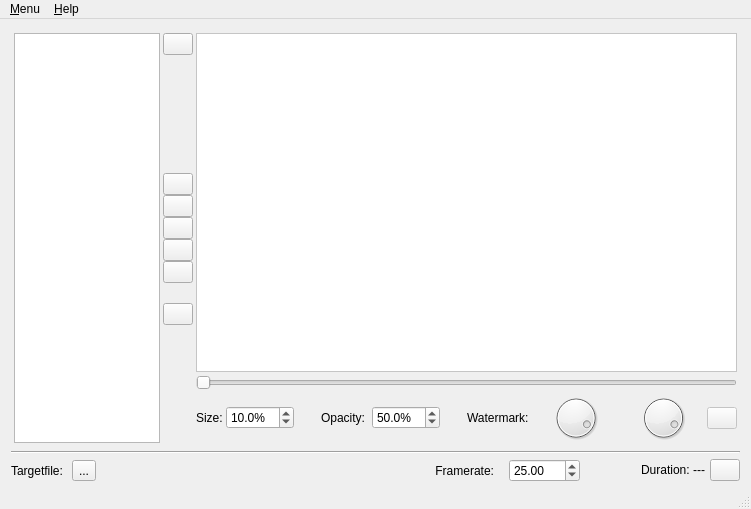
First picture: the form in src/mainwindow.ui, repository wookenny/frameboy, before the edit.
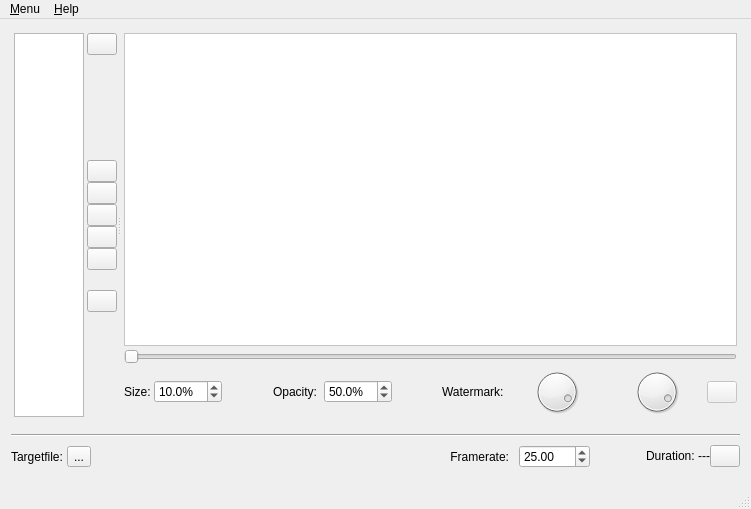
Second picture: the form after the edit. Icons and pictures are not drawn. Custom widgets are drawn as their Qt base class.

Commit message: removed use of std::string, cleaner thread usage while writing video

The edit to the form file:
```diff
--- a/src/mainwindow.ui
+++ b/src/mainwindow.ui
@@ -21,16 +21,12 @@
    <double>1.000000000000000</double>
   </property>
   <widget class="QWidget" name="centralWidget">
-   <layout class="QVBoxLayout" name="verticalLayout_2">
-    <property name="bottomMargin">
-     <number>0</number>
-    </property>
-    <item>
      <layout class="QGridLayout" name="gridLayout">
-      <property name="spacing">
-       <number>0</number>
-      </property>
       <item row="0" column="0">
+     <widget class="QSplitter" name="splitter">
+      <property name="orientation">
+       <enum>Qt::Horizontal</enum>
+      </property>
        <widget class="QWidget" name="imageWidget" native="true">
         <property name="sizePolicy">
          <sizepolicy hsizetype="Preferred" vsizetype="Preferred">
@@ -302,148 +298,6 @@
          </item>
         </layout>
        </widget>
-      </item>
-      <item row="2" column="0" colspan="3">
-       <widget class="QWidget" name="settingsWidget" native="true">
-        <layout class="QGridLayout" name="gridLayout_3">
-         <property name="leftMargin">
-          <number>0</number>
-         </property>
-         <property name="topMargin">
-          <number>5</number>
-         </property>
-         <property name="rightMargin">
-          <number>0</number>
-         </property>
-         <property name="bottomMargin">
-          <number>5</number>
-         </property>
-         <property name="spacing">
-          <number>5</number>
-         </property>
-         <item row="1" column="5">
-          <widget class="QPushButton" name="convertVideo_button">
-           <property name="maximumSize">
-            <size>
-             <width>30</width>
-             <height>16777215</height>
-            </size>
-           </property>
-           <property name="toolTip">
-            <string>write video from image sequence</string>
-           </property>
-           <property name="text">
-            <string/>
-           </property>
-           <property name="icon">
-            <iconset resource="../icons.qrc">
-             <normaloff>:/icons/media-playback-start.png</normaloff>:/icons/media-playback-start.png</iconset>
-           </property>
-           <property name="iconSize">
-            <size>
-             <width>16</width>
-             <height>16</height>
-            </size>
-           </property>
-           <property name="flat">
-            <bool>false</bool>
-           </property>
-          </widget>
-         </item>
-         <item row="1" column="1">
-          <widget class="QToolButton" name="destination_button">
-           <property name="toolTip">
-            <string>select a path for the target videofile</string>
-           </property>
-           <property name="text">
-            <string>...</string>
-           </property>
-          </widget>
-         </item>
-         <item row="1" column="2">
-          <widget class="QLabel" name="labelFramerate">
-           <property name="sizePolicy">
-            <sizepolicy hsizetype="Preferred" vsizetype="Preferred">
-             <horstretch>1</horstretch>
-             <verstretch>0</verstretch>
-            </sizepolicy>
-           </property>
-           <property name="layoutDirection">
-            <enum>Qt::LeftToRight</enum>
-           </property>
-           <property name="text">
-            <string>Framerate:   </string>
-           </property>
-           <property name="alignment">
-            <set>Qt::AlignRight|Qt::AlignTrailing|Qt::AlignVCenter</set>
-           </property>
-          </widget>
-         </item>
-         <item row="1" column="4">
-          <widget class="QLabel" name="labelDuration">
-           <property name="sizePolicy">
-            <sizepolicy hsizetype="Fixed" vsizetype="Fixed">
-             <horstretch>0</horstretch>
-             <verstretch>0</verstretch>
-            </sizepolicy>
-           </property>
-           <property name="minimumSize">
-            <size>
-             <width>120</width>
-             <height>0</height>
-            </size>
-           </property>
-           <property name="text">
-            <string>Duration: ---</string>
-           </property>
-           <property name="alignment">
-            <set>Qt::AlignRight|Qt::AlignTrailing|Qt::AlignVCenter</set>
-           </property>
-          </widget>
-         </item>
-         <item row="1" column="0">
-          <widget class="QLabel" name="labelTargetfile">
-           <property name="text">
-            <string>Targetfile: </string>
-           </property>
-          </widget>
-         </item>
-         <item row="0" column="0" colspan="6">
-          <widget class="Line" name="line">
-           <property name="orientation">
-            <enum>Qt::Horizontal</enum>
-           </property>
-          </widget>
-         </item>
-         <item row="1" column="3">
-          <widget class="QDoubleSpinBox" name="framerateSpinBox">
-           <property name="sizePolicy">
-            <sizepolicy hsizetype="Fixed" vsizetype="Fixed">
-             <horstretch>0</horstretch>
-             <verstretch>0</verstretch>
-            </sizepolicy>
-           </property>
-           <property name="maximumSize">
-            <size>
-             <width>75</width>
-             <height>16777215</height>
-            </size>
-           </property>
-           <property name="minimum">
-            <double>1.000000000000000</double>
-           </property>
-           <property name="maximum">
-            <double>1000.000000000000000</double>
-           </property>
-           <property name="value">
-            <double>25.000000000000000</double>
-           </property>
-          </widget>
-         </item>
-        </layout>
-       </widget>
-      </item>
-      <item row="0" column="2">
        <widget class="QWidget" name="PreviewWidget" native="true">
         <property name="sizePolicy">
          <sizepolicy hsizetype="Preferred" vsizetype="Preferred">
@@ -673,8 +527,153 @@
          </item>
         </layout>
        </widget>
-      </item>
-     </layout>
+     </widget>
+    </item>
+    <item row="1" column="0">
+     <widget class="QWidget" name="settingsWidget" native="true">
+      <property name="maximumSize">
+       <size>
+        <width>16777215</width>
+        <height>50</height>
+       </size>
+      </property>
+      <layout class="QGridLayout" name="gridLayout_3">
+       <property name="leftMargin">
+        <number>0</number>
+       </property>
+       <property name="topMargin">
+        <number>0</number>
+       </property>
+       <property name="rightMargin">
+        <number>0</number>
+       </property>
+       <property name="bottomMargin">
+        <number>0</number>
+       </property>
+       <property name="spacing">
+        <number>0</number>
+       </property>
+       <item row="1" column="5">
+        <widget class="QPushButton" name="convertVideo_button">
+         <property name="maximumSize">
+          <size>
+           <width>30</width>
+           <height>16777215</height>
+          </size>
+         </property>
+         <property name="toolTip">
+          <string>write video from image sequence</string>
+         </property>
+         <property name="text">
+          <string/>
+         </property>
+         <property name="icon">
+          <iconset resource="../icons.qrc">
+           <normaloff>:/icons/media-playback-start.png</normaloff>:/icons/media-playback-start.png</iconset>
+         </property>
+         <property name="iconSize">
+          <size>
+           <width>16</width>
+           <height>16</height>
+          </size>
+         </property>
+         <property name="flat">
+          <bool>false</bool>
+         </property>
+        </widget>
+       </item>
+       <item row="1" column="1">
+        <widget class="QToolButton" name="destination_button">
+         <property name="toolTip">
+          <string>select a path for the target videofile</string>
+         </property>
+         <property name="text">
+          <string>...</string>
+         </property>
+        </widget>
+       </item>
+       <item row="1" column="2">
+        <widget class="QLabel" name="labelFramerate">
+         <property name="sizePolicy">
+          <sizepolicy hsizetype="Preferred" vsizetype="Preferred">
+           <horstretch>1</horstretch>
+           <verstretch>0</verstretch>
+          </sizepolicy>
+         </property>
+         <property name="layoutDirection">
+          <enum>Qt::LeftToRight</enum>
+         </property>
+         <property name="text">
+          <string>Framerate:   </string>
+         </property>
+         <property name="alignment">
+          <set>Qt::AlignRight|Qt::AlignTrailing|Qt::AlignVCenter</set>
+         </property>
+        </widget>
+       </item>
+       <item row="1" column="4">
+        <widget class="QLabel" name="labelDuration">
+         <property name="sizePolicy">
+          <sizepolicy hsizetype="Fixed" vsizetype="Fixed">
+           <horstretch>0</horstretch>
+           <verstretch>0</verstretch>
+          </sizepolicy>
+         </property>
+         <property name="minimumSize">
+          <size>
+           <width>120</width>
+           <height>0</height>
+          </size>
+         </property>
+         <property name="text">
+          <string>Duration: ---</string>
+         </property>
+         <property name="alignment">
+          <set>Qt::AlignRight|Qt::AlignTrailing|Qt::AlignVCenter</set>
+         </property>
+        </widget>
+       </item>
+       <item row="1" column="0">
+        <widget class="QLabel" name="labelTargetfile">
+         <property name="text">
+          <string>Targetfile: </string>
+         </property>
+        </widget>
+       </item>
+       <item row="0" column="0" colspan="6">
+        <widget class="Line" name="line">
+         <property name="orientation">
+          <enum>Qt::Horizontal</enum>
+         </property>
+        </widget>
+       </item>
+       <item row="1" column="3">
+        <widget class="QDoubleSpinBox" name="framerateSpinBox">
+         <property name="sizePolicy">
+          <sizepolicy hsizetype="Fixed" vsizetype="Fixed">
+           <horstretch>0</horstretch>
+           <verstretch>0</verstretch>
+          </sizepolicy>
+         </property>
+         <property name="maximumSize">
+          <size>
+           <width>75</width>
+           <height>16777215</height>
+          </size>
+         </property>
+         <property name="minimum">
+          <double>1.000000000000000</double>
+         </property>
+         <property name="maximum">
+          <double>1000.000000000000000</double>
+         </property>
+         <property name="value">
+          <double>25.000000000000000</double>
+         </property>
+        </widget>
+       </item>
+      </layout>
+     </widget>
     </item>
    </layout>
   </widget>
```
Left out of the diff: 6 changed lines with no effect on the pictures. Lines whose indentation alone changed are shown as unchanged. The commit also changes 8 other files.
